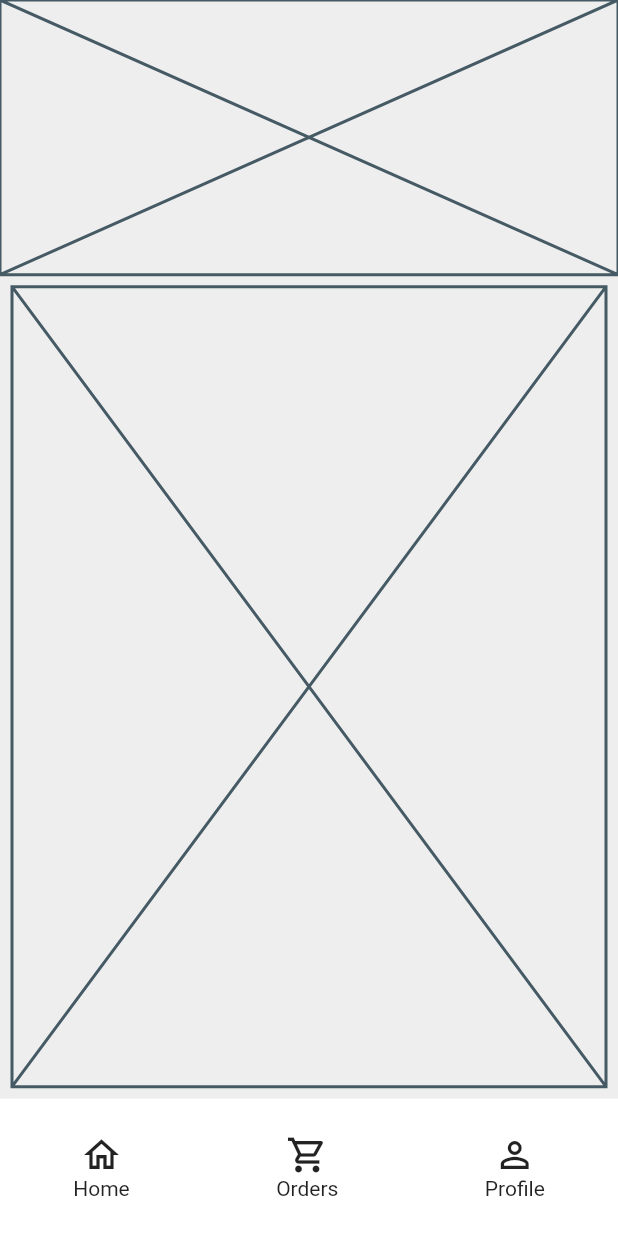
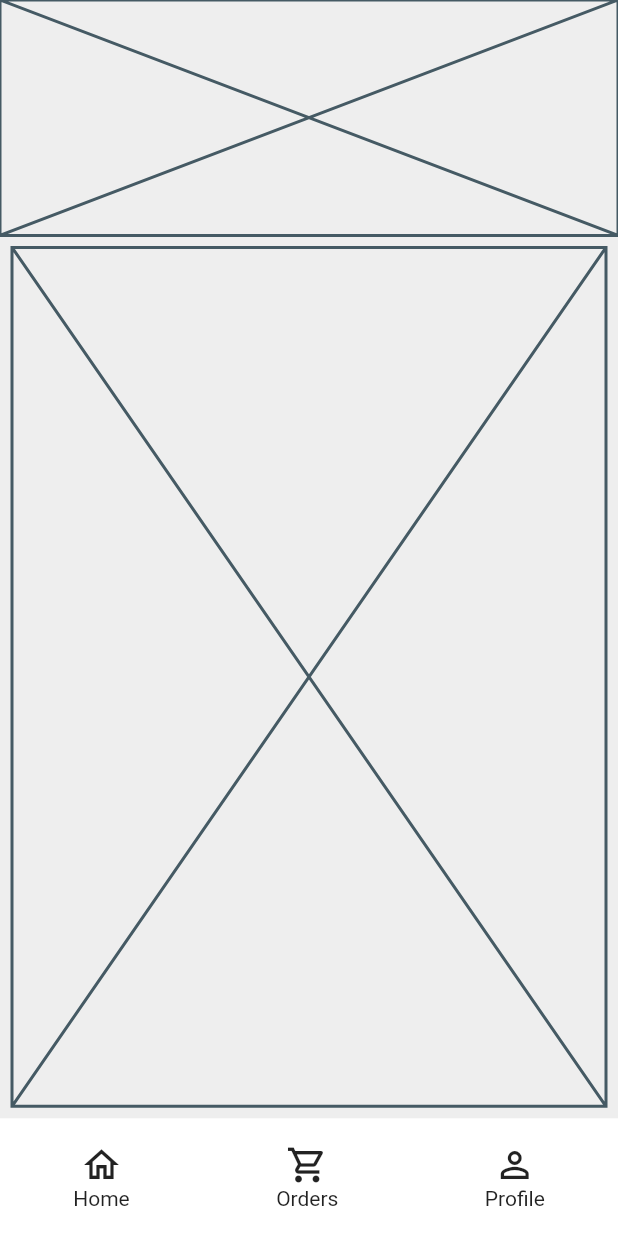
Before and after one commit to JAICHANGPARK/flutter_notebook_11th_story, a Flutter app: the screen it shows after launch, on a phone screen of 412 x 824 dp. Run offline on Flutter 3.47's test engine with Material 2 defaults, Android fonts, the phone set to English and light mode, and no system bars; our stand-ins replace backdrop, badges, flutter_inner_drawer, flutter_slidable, flutter_swiper, google_fonts.

Commit message:
Update food_home_page.dart

```diff
--- a/lib/ep744_food_app/ui/food_home_page.dart
+++ b/lib/ep744_food_app/ui/food_home_page.dart
@@ -16,7 +16,7 @@ class _FoodHomePageState extends State<FoodHomePage> {
         child: Column(
           children: [
             Expanded(flex: 4, child: Placeholder()),
-            Expanded(flex: 12, child: Padding(
+            Expanded(flex: 15, child: Padding(
               padding: const EdgeInsets.all(8.0),
               child: Placeholder(),
             )),
```
